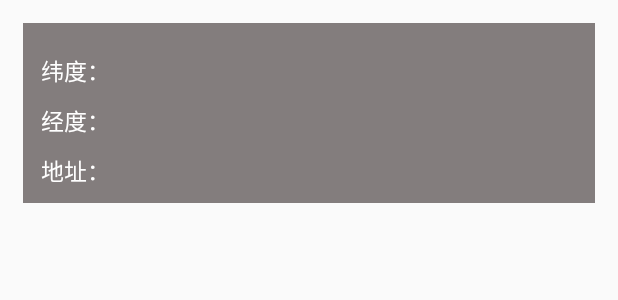
After one commit to Han-qz/HanWeather, an Android app: the layout location.xml on its own in the app's theme, with its tools: preview values and no code run, on a phone screen of 412 x 824 dp. The commit adds this screen. Shown: the top 300 px of the screen. Run offline under Robolectric (Android 15) with nearby library versions, the phone set to English and light mode, and no system bars.

Commit message:
3.22 配置定位

```diff
--- a/app/build.gradle
+++ b/app/build.gradle
@@ -34,6 +34,7 @@ dependencies {
     implementation 'androidx.appcompat:appcompat:1.4.1'
     implementation 'com.google.android.material:material:1.5.0'
     implementation 'androidx.constraintlayout:constraintlayout:2.1.3'
+    implementation files('libs\\QWeather_Public_Android_V4.11.jar')
     testImplementation 'junit:junit:4.13.2'
     androidTestImplementation 'androidx.test.ext:junit:1.1.3'
     androidTestImplementation 'androidx.test.espresso:espresso-core:3.4.0'
@@ -42,4 +43,5 @@ dependencies {
     implementation 'com.google.code.gson:gson:2.7'
     implementation 'com.github.bumptech.glide:glide:3.7.0'
     implementation 'androidx.swiperefreshlayout:swiperefreshlayout:1.0.0'
+
 }
--- a/app/src/main/AndroidManifest.xml
+++ b/app/src/main/AndroidManifest.xml
@@ -16,6 +16,9 @@
         android:name="android.permission.MOUNT_UNMOUNT_FILESYSTEMS"
         tools:ignore="ProtectedPermissions" />
     <uses-permission android:name="android.permission.WAKE_LOCK" />
+
+
+
 
     <application
         android:name="org.litepal.LitePalApplication"
--- a/app/src/main/res/layout/activity_weather.xml
+++ b/app/src/main/res/layout/activity_weather.xml
@@ -30,6 +30,8 @@
 
                     <include layout="@layout/title" />
 
+                    <include layout="@layout/location" />
+
                     <include layout="@layout/now" />
 
                     <include layout="@layout/forecast" />
--- /dev/null
+++ b/app/src/main/res/layout/location.xml
@@ -0,0 +1,80 @@
+<?xml version="1.0" encoding="utf-8"?>
+<LinearLayout xmlns:android="http://schemas.android.com/apk/res/android"
+    android:layout_width="match_parent"
+    android:layout_height="match_parent"
+    android:orientation="vertical"
+    android:layout_margin="15dp"
+    xmlns:tools="http://schemas.android.com/tools">
+
+    <LinearLayout
+        android:layout_width="fill_parent"
+        android:layout_height="wrap_content"
+        android:background="#E0736D6D"
+        android:orientation="vertical"
+        tools:ignore="MissingConstraints">
+        <LinearLayout
+            android:layout_width="wrap_content"
+            android:layout_height="wrap_content"
+            android:layout_marginLeft="12dp"
+            android:layout_marginTop="20dp"
+            android:orientation="horizontal" >
+            <TextView
+                android:layout_width="wrap_content"
+                android:layout_height="wrap_content"
+                android:text="纬度："
+                android:textColor="#ffffff"
+                android:textSize="15dp" />
+            <TextView
+                android:id="@+id/tv_Lat"
+                android:layout_width="wrap_content"
+                android:layout_height="wrap_content"
+                android:text=""
+                android:textColor="#ffffff"
+                android:textSize="15dp" />
+        </LinearLayout>
+        <LinearLayout
+            android:layout_width="wrap_content"
+            android:layout_height="wrap_content"
+            android:layout_marginLeft="12dp"
+            android:layout_marginTop="10dp"
+            android:orientation="horizontal" >
+            <TextView
+                android:layout_width="wrap_content"
+                android:layout_height="wrap_content"
+                android:text="经度："
+                android:textColor="#ffffff"
+                android:textSize="15dp" />
+            <TextView
+                android:id="@+id/tv_Lon"
+                android:layout_width="wrap_content"
+                android:layout_height="wrap_content"
+                android:text=""
+                android:textColor="#ffffff"
+                android:textSize="15dp" />
+        </LinearLayout>
+        <LinearLayout
+            android:layout_width="wrap_content"
+            android:layout_height="wrap_content"
+            android:layout_marginBottom="10dp"
+            android:layout_marginLeft="12dp"
+            android:layout_marginTop="10dp"
+            android:orientation="horizontal" >
+            <TextView
+                android:layout_width="wrap_content"
+                android:layout_height="wrap_content"
+                android:text="地址："
+                android:textColor="#ffffff"
+                android:textSize="15dp" />
+
+            <TextView
+                android:id="@+id/tv_Add"
+                android:layout_width="wrap_content"
+                android:layout_height="wrap_content"
+                android:text=""
+                android:textColor="#ffffff"
+                android:textSize="15dp" />
+        </LinearLayout>
+
+    </LinearLayout>
+
+</LinearLayout>
```
Also changed, not shown: app/src/main/java/com/example/hanweather/DemoApplication.java (added, +19 -0 lines), app/src/main/java/com/example/hanweather/MainActivity.java (+11 -36 lines), app/src/main/java/com/example/hanweather/WeatherAcitvity.java (+63 -16 lines), app/src/main/java/com/example/hanweather/location/BDLocationUtils.java (deleted, +0 -66 lines), app/src/main/java/com/example/hanweather/location/MyLocationListener.java (deleted, +0 -115 lines), app/src/main/res/layout/activity_main.xml (+0 -22 lines), app/libs/QWeather_Public_Android_V4.11.jar (added).
